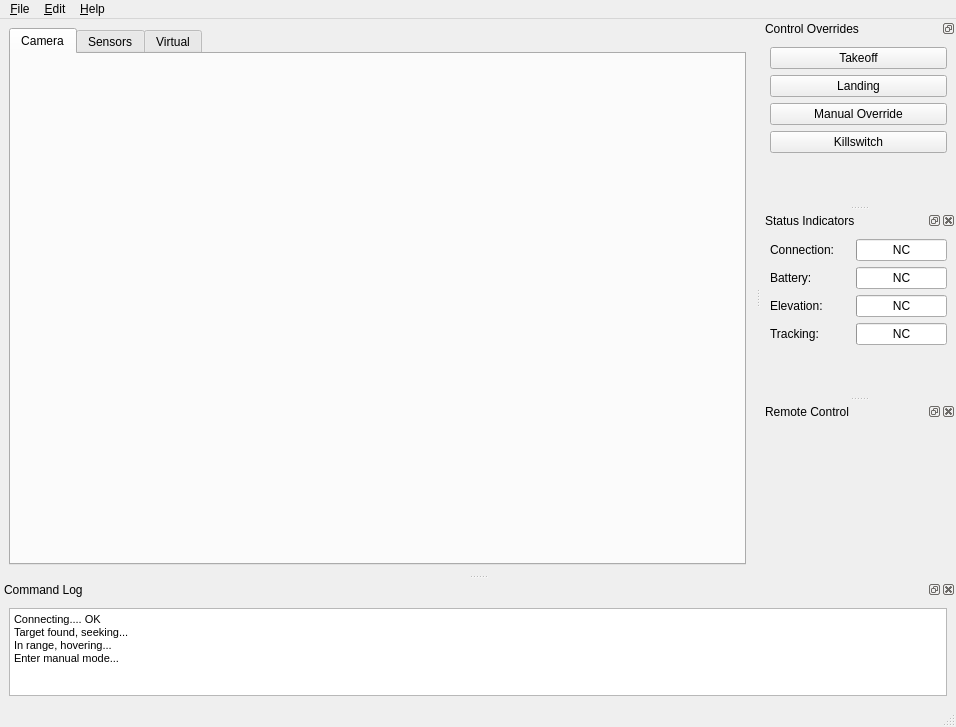
Old version of the form heliview/src/ApplicationFrame.ui in the repository gcsmith/ktgt-uav-desktop.
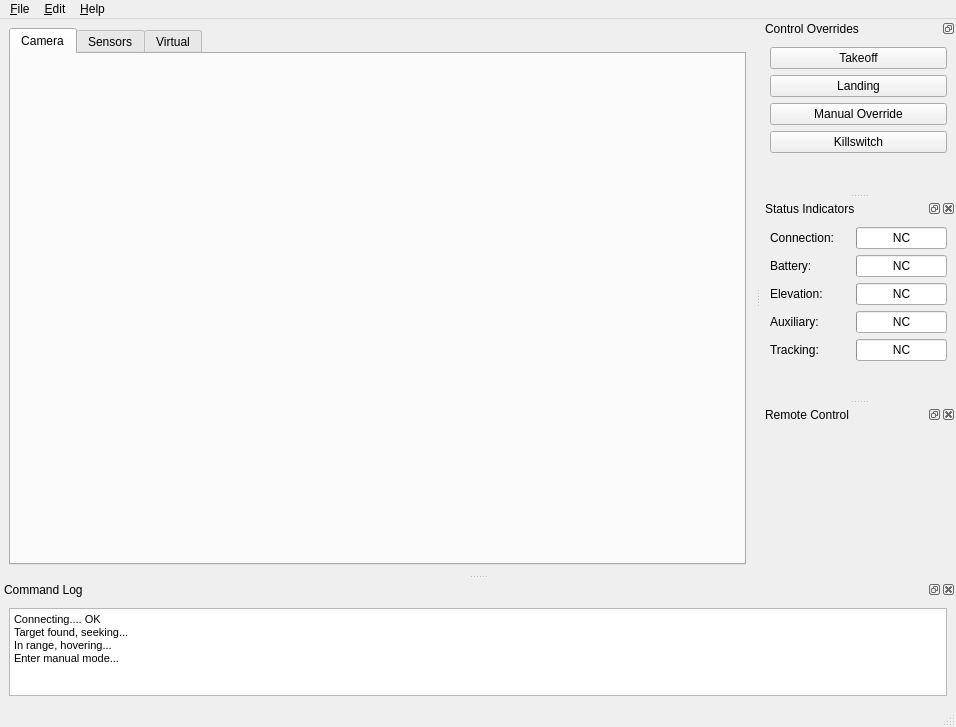
New version of the form. Icons and pictures are not drawn.

What changed in the file:
```diff
--- a/heliview/src/ApplicationFrame.ui
+++ b/heliview/src/ApplicationFrame.ui
@@ -448,6 +448,45 @@
        </item>
       </layout>
      </item>
+     <item>
+      <layout class="QHBoxLayout" name="elevationStatusLayout_2">
+       <item>
+        <widget class="QLabel" name="label_6">
+         <property name="sizePolicy">
+          <sizepolicy hsizetype="Fixed" vsizetype="Preferred">
+           <horstretch>0</horstretch>
+           <verstretch>0</verstretch>
+          </sizepolicy>
+         </property>
+         <property name="minimumSize">
+          <size>
+           <width>80</width>
+           <height>0</height>
+          </size>
+         </property>
+         <property name="text">
+          <string>Auxiliary:</string>
+         </property>
+        </widget>
+       </item>
+       <item>
+        <widget class="QProgressBar" name="auxiliaryStatusBar">
+         <property name="sizePolicy">
+          <sizepolicy hsizetype="Expanding" vsizetype="Fixed">
+           <horstretch>0</horstretch>
+           <verstretch>0</verstretch>
+          </sizepolicy>
+         </property>
+         <property name="value">
+          <number>0</number>
+         </property>
+         <property name="format">
+          <string>NC</string>
+         </property>
+        </widget>
+       </item>
+      </layout>
+     </item>
      <item>
       <layout class="QHBoxLayout" name="trackingStatusLayout">
        <item>
```
